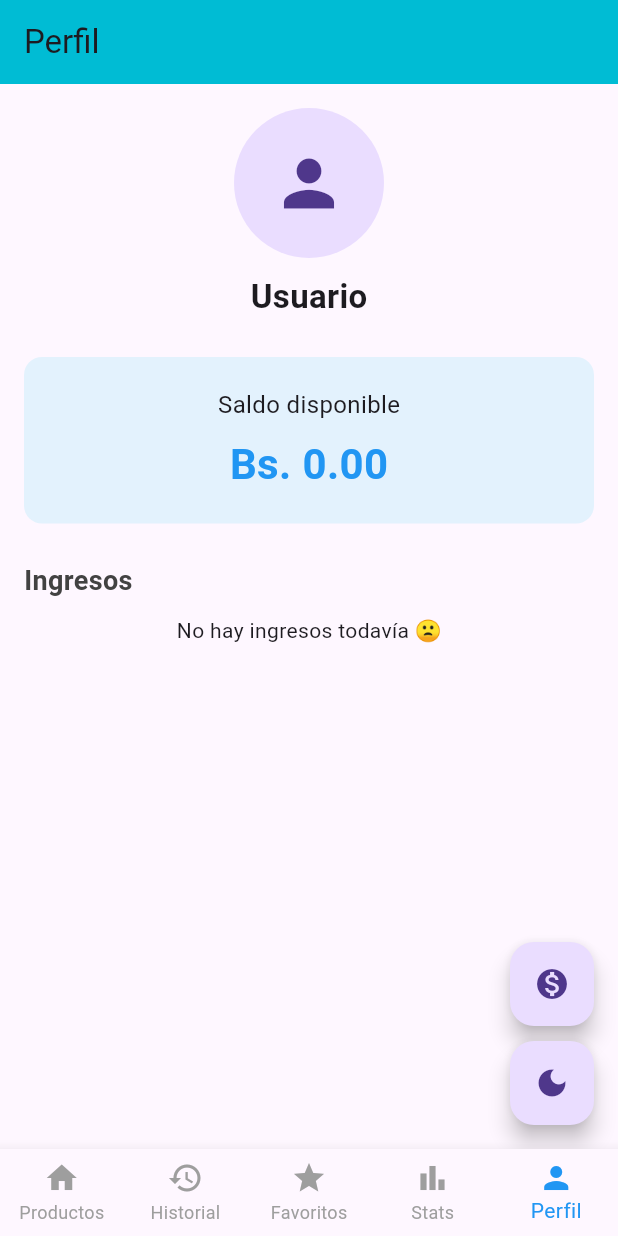
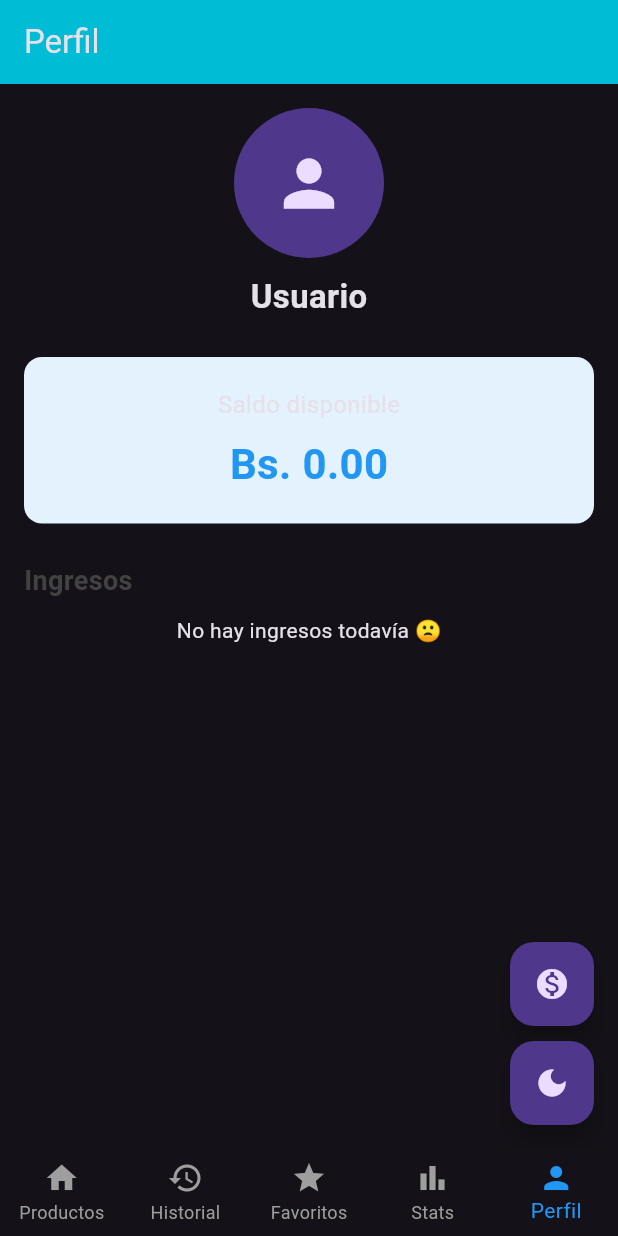
Before and after one commit to MiltonR12/app_advanced_mobile, a Flutter app: the screen it shows after launch, item 5 of the bottom bar chosen, after a tap on the "dark mode" icon, on a phone screen of 412 x 824 dp. Run offline on Flutter 3.47's test engine with Material 3 defaults, Android fonts, the phone set to English and light mode, and no system bars; our stand-ins replace adaptive_theme, fl_chart, image_picker, shared_preferences.

Commit message:
feat: Enhance product and profile management with JSON serialization and shared preferences support

```diff
--- a/lib/domain/entities/profile.dart
+++ b/lib/domain/entities/profile.dart
@@ -3,4 +3,12 @@ class Income {
   final DateTime date;
 
   Income({required this.amount, required this.date});
+
+  Map<String, dynamic> toJson() => {
+    'amount': amount,
+    'date': date.toIso8601String(),
+  };
+
+  factory Income.fromJson(Map<String, dynamic> json) =>
+      Income(amount: json['amount'], date: DateTime.parse(json['date']));
 }
--- a/lib/main.dart
+++ b/lib/main.dart
@@ -30,22 +30,15 @@ class MyApp extends StatelessWidget {
 
   @override
   Widget build(BuildContext context) {
-    final themeProvider = context.watch<ThemeProvider>();
-
     return AdaptiveTheme(
       light: ThemeData(brightness: Brightness.light, primarySwatch: Colors.red),
       dark: ThemeData(brightness: Brightness.dark, primarySwatch: Colors.red),
-      initial: themeProvider.theme == AppTheme.light
-          ? AdaptiveThemeMode.light
-          : AdaptiveThemeMode.dark,
+      initial: AdaptiveThemeMode.light,
       builder: (theme, darkTheme) => MaterialApp(
         debugShowCheckedModeBanner: false,
         title: 'Gestor de Compras',
-        theme: themeProvider.theme == AppTheme.light ? theme : darkTheme,
+        theme: theme,
         darkTheme: darkTheme,
-        themeMode: themeProvider.theme == AppTheme.light
-            ? ThemeMode.light
-            : ThemeMode.dark,
         home: const MainScreen(),
       ),
     );
--- a/lib/providers/profile_provider.dart
+++ b/lib/providers/profile_provider.dart
@@ -1,5 +1,8 @@
+import 'dart:convert';
+
 import 'package:app_advanced_mobile/domain/entities/profile.dart';
 import 'package:flutter/material.dart';
+import 'package:shared_preferences/shared_preferences.dart';
 
 class ProfileProvider extends ChangeNotifier {
   String name = "Usuario";
@@ -9,28 +12,62 @@ class ProfileProvider extends ChangeNotifier {
   double get balance => _balance;
 
   final List<Income> _incomes = [];
-  List<Income> get incomes => _incomes;
+  List<Income> get incomes => List.unmodifiable(_incomes);
 
-  // ACTUALIZAR NOMBRE
-  void updateName(String newName) {
-    name = newName;
+  ProfileProvider() {
+    _loadProfile();
+  }
+
+  Future<void> _loadProfile() async {
+    final prefs = await SharedPreferences.getInstance();
+
+    name = prefs.getString('profile_name') ?? "Usuario";
+    photoUrl = prefs.getString('profile_photo');
+    _balance = prefs.getDouble('profile_balance') ?? 0.0;
+
+    final incomesData = prefs.getString('profile_incomes');
+    if (incomesData != null) {
+      final List decoded = jsonDecode(incomesData);
+      _incomes.clear();
+      _incomes.addAll(decoded.map((e) => Income.fromJson(e)));
+    }
+
     notifyListeners();
   }
 
-  // ACTUALIZAR FOTO
+  Future<void> _saveProfile() async {
+    final prefs = await SharedPreferences.getInstance();
+
+    await prefs.setString('profile_name', name);
+    if (photoUrl != null) await prefs.setString('profile_photo', photoUrl!);
+    await prefs.setDouble('profile_balance', _balance);
+
+    final incomesData = jsonEncode(_incomes.map((i) => i.toJson()).toList());
+    await prefs.setString('profile_incomes', incomesData);
+  }
+
+  void updateName(String newName) {
+    name = newName;
+    _saveProfile();
+    notifyListeners();
+  }
+
   void updatePhoto(String url) {
     photoUrl = url;
+    _saveProfile();
     notifyListeners();
   }
 
   void addIncome(double amount) {
     _incomes.add(Income(amount: amount, date: DateTime.now()));
     _balance += amount;
+    _saveProfile();
     notifyListeners();
   }
 
   void reduceBalance(double amount) {
     _balance -= amount;
+    _saveProfile();
     notifyListeners();
   }
 }
--- a/lib/providers/theme_provider.dart
+++ b/lib/providers/theme_provider.dart
@@ -1,3 +1,4 @@
+import 'package:adaptive_theme/adaptive_theme.dart';
 import 'package:flutter/material.dart';
 
 enum AppTheme { light, dark }
@@ -7,9 +8,15 @@ class ThemeProvider extends ChangeNotifier {
 
   AppTheme get theme => _theme;
 
-  void toggleTheme() {
-    _theme = _theme == AppTheme.light ? AppTheme.dark : AppTheme.light;
+  void toggleTheme(BuildContext context) {
+    if (_theme == AppTheme.light) {
+      AdaptiveTheme.of(context).setDark();
+      _theme = AppTheme.dark;
+    } else {
+      AdaptiveTheme.of(context).setLight();
+      _theme = AppTheme.light;
+    }
+    notifyListeners();
     print('Theme changed to: $_theme');
-    notifyListeners();
   }
 }
--- a/lib/screens/product_screen.dart
+++ b/lib/screens/product_screen.dart
@@ -71,7 +71,6 @@ class _ProductScreenState extends State<ProductScreen> {
               'Monto Disponible: \$${incomeProvider.balance.toStringAsFixed(2)}',
               style: const TextStyle(fontSize: 16, fontWeight: FontWeight.bold),
             ),
-            const SizedBox(height: 16),
 
             SearchField(
               controller: _searchController,
--- a/lib/screens/profile_screen.dart
+++ b/lib/screens/profile_screen.dart
@@ -23,7 +23,7 @@ class ProfileScreen extends StatelessWidget {
           ),
           const SizedBox(height: 10),
           FloatingActionButton(
-            onPressed: () => themeProvider.toggleTheme(),
+            onPressed: () => themeProvider.toggleTheme(context),
             child: Icon(
               themeProvider.theme == AppTheme.dark
                   ? Icons.light_mode
--- a/lib/widgets/product_item.dart
+++ b/lib/widgets/product_item.dart
@@ -1,7 +1,7 @@
-import 'dart:io';
 import 'package:app_advanced_mobile/domain/entities/product.dart';
 import 'package:app_advanced_mobile/providers/product_provider.dart';
 import 'package:app_advanced_mobile/screens/detail_product_screen.dart';
+import 'package:app_advanced_mobile/widgets/icon_card.dart';
 import 'package:flutter/material.dart';
 import 'package:provider/provider.dart';
 
@@ -25,27 +25,7 @@ class ProductItem extends StatelessWidget {
               productProvider.toggleSelectionStatus(product.id, value ?? false);
             },
           ),
-          Image(
-            image: Image.file(File(product.imageUrl ?? '')).image,
-            width: 40,
-            height: 40,
-            fit: BoxFit.cover,
-            errorBuilder: (context, error, stackTrace) {
-              if (product.category == ProductCategory.frutas) {
-                return const Icon(Icons.apple, size: 40);
-              } else if (product.category == ProductCategory.verduras) {
-                return const Icon(Icons.grass, size: 40);
-              } else if (product.category == ProductCategory.carnes) {
-                return const Icon(Icons.set_meal, size: 40);
-              } else if (product.category == ProductCategory.lacteos) {
-                return const Icon(Icons.icecream, size: 40);
-              } else if (product.category == ProductCategory.bebidas) {
-                return const Icon(Icons.local_drink, size: 40);
-              } else {
-                return const Icon(Icons.image_not_supported, size: 40);
-              }
-            },
-          ),
+          IconCard(product: product),
         ],
       ),
       title: Text(
@@ -65,7 +45,7 @@ class ProductItem extends StatelessWidget {
                   builder: (context) => DetailProductScreen(product: product),
                 ),
               );
-            }, // próximamente
+            },
           ),
           IconButton(
             icon: Icon(
@@ -73,8 +53,8 @@ class ProductItem extends StatelessWidget {
               color: Colors.yellow,
             ),
             onPressed: () {
-              productProvider.toggleFavoriteStatus(product.id);
-            }, // próximamente
+              productProvider.toggleFavoriteStatus(product.name);
+            },
           ),
         ],
       ),
--- a/lib/widgets/search_field.dart
+++ b/lib/widgets/search_field.dart
@@ -19,7 +19,7 @@ class SearchField extends StatelessWidget {
   @override
   Widget build(BuildContext context) {
     return Padding(
-      padding: const EdgeInsets.all(16),
+      padding: const EdgeInsets.only(top: 16, bottom: 16),
       child: TextField(
         controller: controller,
         autofocus: autoFocus,
--- a/pubspec.yaml
+++ b/pubspec.yaml
@@ -39,6 +39,7 @@ dependencies:
   adaptive_theme: ^3.7.2
   file_picker: ^10.3.7
   image_picker: ^1.2.1
+  shared_preferences: ^2.5.3
 
 dev_dependencies:
   flutter_test:
```
Also changed, not shown: lib/domain/entities/product.dart (+26 -8 lines), lib/domain/entities/purchase.dart (+18 -4 lines), lib/providers/product_provider.dart (+71 -92 lines), lib/providers/purchase_provider.dart (+34 -7 lines), lib/screens/add_product_screen.dart (+3 -19 lines), lib/screens/detail_product_screen.dart (+0 -18 lines), lib/screens/statistics_screen.dart (+55 -10 lines), lib/widgets/favorite_item.dart (+4 -15 lines), lib/widgets/icon_card.dart (added, +34 -0 lines), pubspec.lock.
